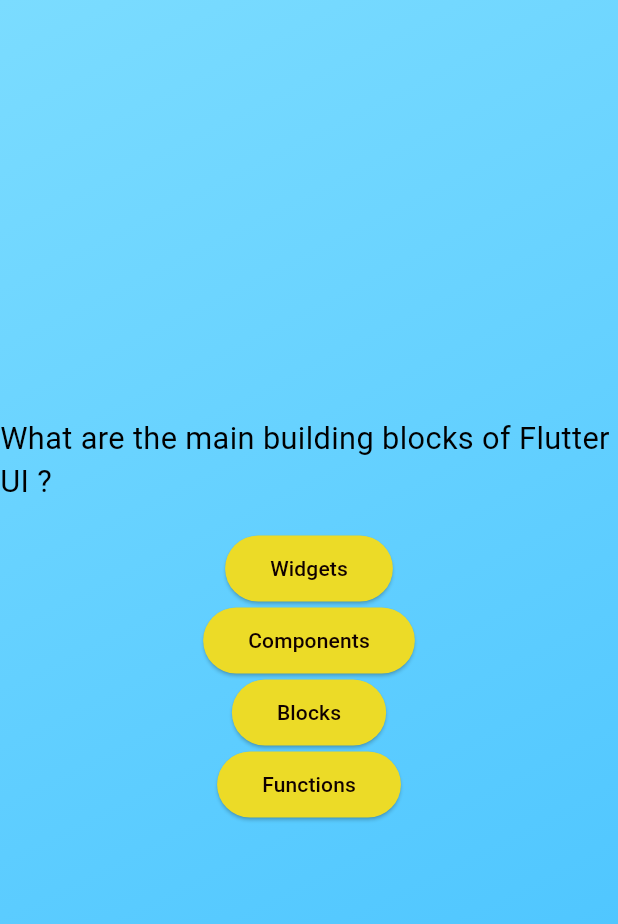
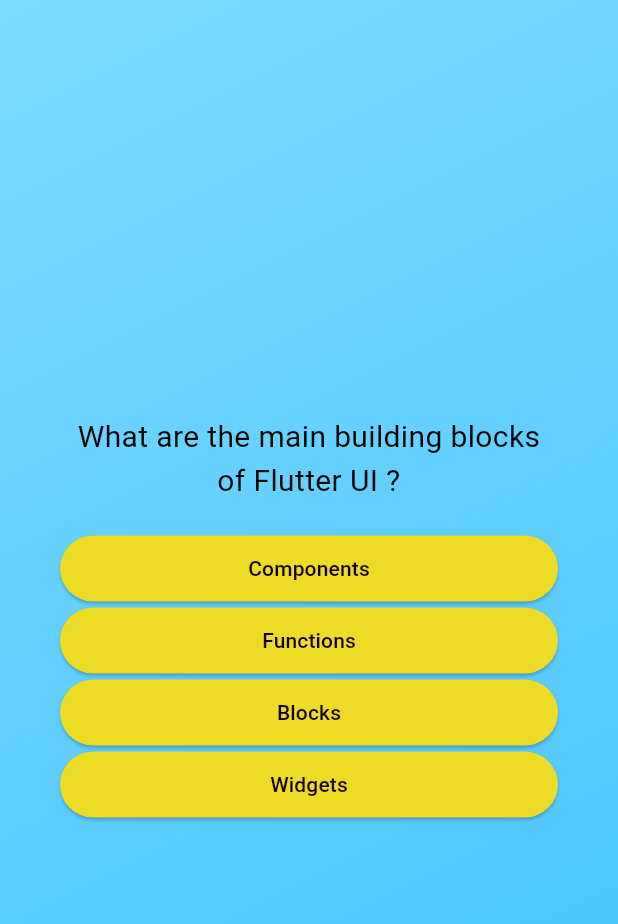
Before and after one commit to kaneshwar-kamal/QuizApp, a Flutter app: the screen it shows after launch, after a tap on "Start Quiz", on a phone screen of 412 x 824 dp. Shown: the top 924 px of the screen. Run offline on Flutter 3.47's test engine with Material 3 defaults, Android fonts, the phone set to English and light mode, and no system bars.

Commit message:
changes in answer button. formating and change of order

```diff
--- a/lib/Questions.dart
+++ b/lib/Questions.dart
@@ -11,24 +11,50 @@ class QuestionsScreen extends StatefulWidget{
 }
 
 class _Questions extends State<QuestionsScreen> {
+  var currentQuestionIndex = 0;
+
+  void answerQUestion(){
+    setState((){
+          currentQuestionIndex++;
+    });
+  }
+
   @override
   Widget build( context) { // Repair: Changed 'Context' to 'context'
 
-    final currentQuestion= questions[0];
+    final currentQuestion= questions[currentQuestionIndex];
 
     return SizedBox( //we can also use Center if so delete 14 and uncomment 16 and comment 17
       width: double.infinity,
+      child: Container(
+        margin: EdgeInsets.all(40),
         child: Column(
           //mainAxisSize: MainAxisSize.min,
           mainAxisAlignment: MainAxisAlignment.center,
+          crossAxisAlignment: CrossAxisAlignment.stretch,
           children: [
-            StyledText(currentQuestion.text,20.5),
+            Text(currentQuestion.text,
+              style: TextStyle(
+                color: Colors.black,
+                fontSize: 20,
+              ),
+              textAlign: TextAlign.center,
+
+            ),
+              //StyledText(currentQuestion.text,20.5),
               const SizedBox(height: 20),
-            customAnswerButton(currentQuestion.answers[0],(){}),
-            customAnswerButton(currentQuestion.answers[1],(){}),
-            customAnswerButton(currentQuestion.answers[2],(){}),
-            customAnswerButton(currentQuestion.answers[3],(){}),
+              ...currentQuestion.getShuffledAnswers().map((answer){
+                return
+                customAnswerButton(answer, answerQUestion);
+              }),
+              // since we map the all question's answer via a list using spread ... operator
+              // we font need need to manually add these buttons
+              // customAnswerButton(currentQuestion.answers[0],(){}),
+              // customAnswerButton(currentQuestion.answers[1],(){}),
+              // customAnswerButton(currentQuestion.answers[2],(){}),
+              // customAnswerButton(currentQuestion.answers[3],(){}),
           ],
+        ),
       ),
     ) ;
   }
--- a/lib/custom_button.dart
+++ b/lib/custom_button.dart
@@ -1,5 +1,4 @@
 import 'package:flutter/material.dart';
-import 'package:quiz_app/Questions.dart';
 
 class customAnswerButton extends StatelessWidget {
   const customAnswerButton(this.message,this.onTap ,{super.key});
--- a/lib/models/quiz_question.dart
+++ b/lib/models/quiz_question.dart
@@ -3,4 +3,10 @@ class BluePrintQuizQuestions {
 
   final String text;
   final List<String> answers;
-}
+
+  List<String> getShuffledAnswers(){
+    final shuffeledList = List.of(answers);
+      shuffeledList.shuffle();
+      return shuffeledList;
+    }
+  }
```
Lines whose indentation alone changed are shown as unchanged.
